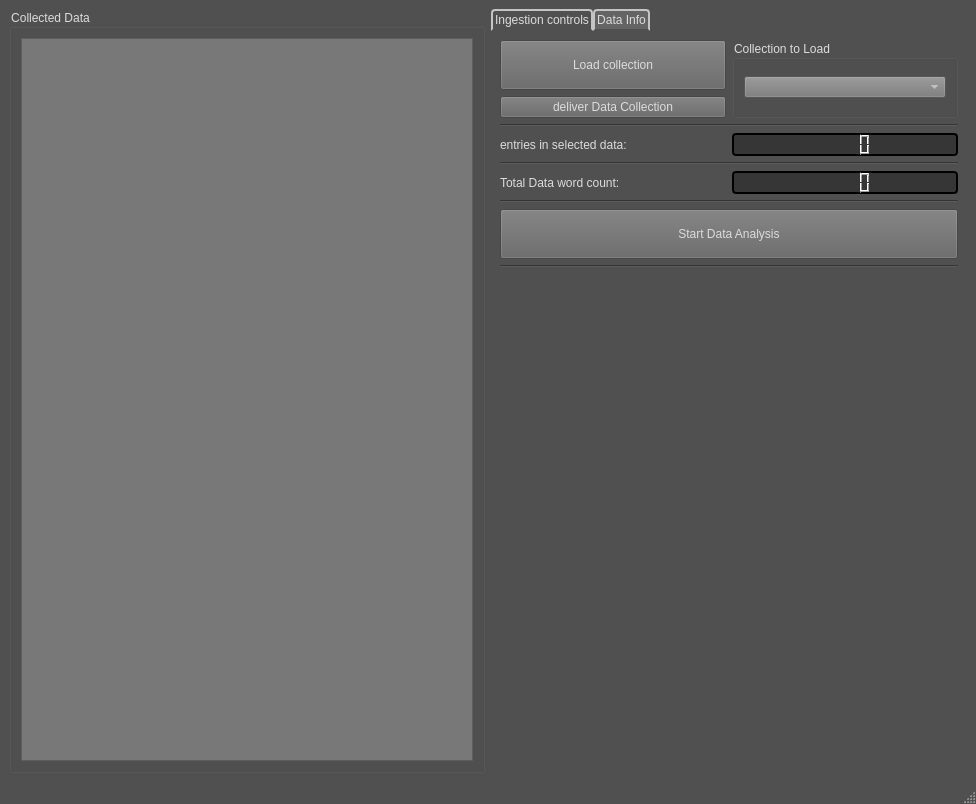
The window that venv/Benzaiten_UI/main_window.ui (michaelhmt/Benzaiten_mrk4_) describes before a commit, drawn with Qt 5.
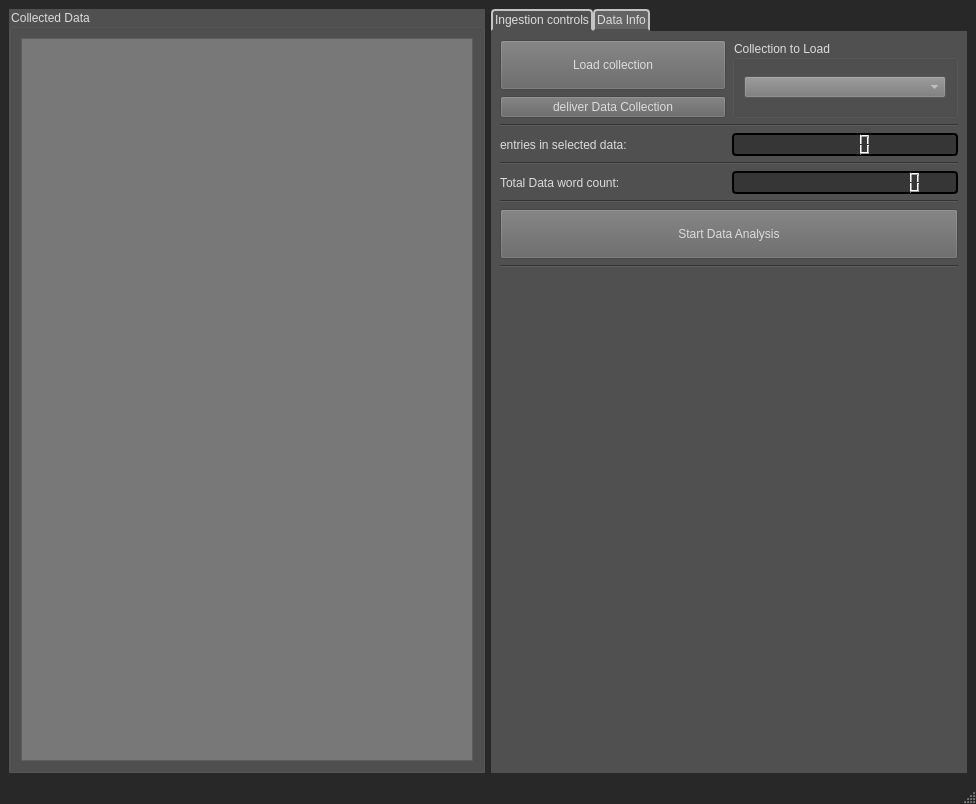
The same window after the commit.

```diff
--- a/venv/Benzaiten_UI/main_window.ui
+++ b/venv/Benzaiten_UI/main_window.ui
@@ -18,7 +18,7 @@
   </property>
   <property name="styleSheet">
    <string notr="true">QMainWindow{
-background: rgb(80, 80, 80);
+background: rgb(40, 40, 40);
 }</string>
   </property>
   <widget class="QWidget" name="centralwidget">
@@ -543,6 +543,9 @@
     background: rgb(54, 54, 54);
 }</string>
               </property>
+              <property name="digitCount">
+               <number>15</number>
+              </property>
              </widget>
             </item>
            </layout>
```
